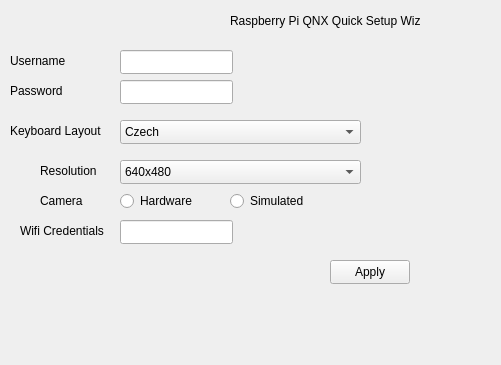
Above: mainwindow.ui from TimothyZhang57/HackathonProject before the change; both pictures show x 0 to 501 and y 0 to 365 of the 800 by 600 pixel window. Below: the same form after it.
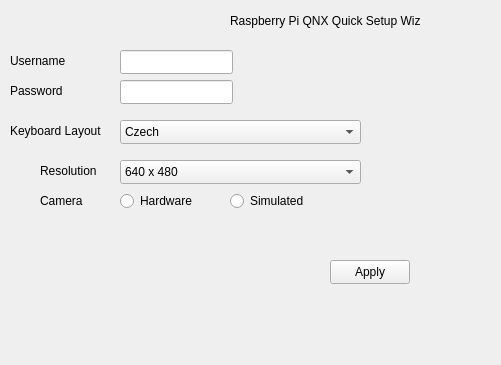
That is the form after the change.

What changed in the file:
```diff
--- a/mainwindow.ui
+++ b/mainwindow.ui
@@ -197,7 +197,7 @@
     </property>
     <item>
      <property name="text">
-      <string>640x480</string>
+      <string>640 x 480</string>
      </property>
     </item>
     <item>
@@ -267,22 +267,6 @@
      </rect>
     </property>
    </widget>
-   <widget class="QLineEdit" name="WifiCredentials">
-    <property name="geometry">
-     <rect>
-      <x>120</x>
-      <y>220</y>
-      <width>113</width>
-      <height>24</height>
-     </rect>
-    </property>
-    <property name="text">
-     <string/>
-    </property>
-    <property name="echoMode">
-     <enum>QLineEdit::EchoMode::Password</enum>
-    </property>
-   </widget>
    <widget class="QLabel" name="label_6">
     <property name="geometry">
      <rect>
@@ -322,20 +306,7 @@
      <string>Simulated</string>
     </property>
    </widget>
-   <widget class="QLabel" name="label_7">
-    <property name="geometry">
-     <rect>
-      <x>20</x>
-      <y>210</y>
-      <width>101</width>
-      <height>41</height>
-     </rect>
-    </property>
-    <property name="text">
-     <string>Wifi Credentials</string>
-    </property>
-   </widget>
-   <widget class="QLineEdit" name="Password_2">
+   <widget class="QLineEdit" name="Password">
     <property name="geometry">
      <rect>
       <x>120</x>
```
Left out of the diff: 14 changed lines with no effect on the pictures.
